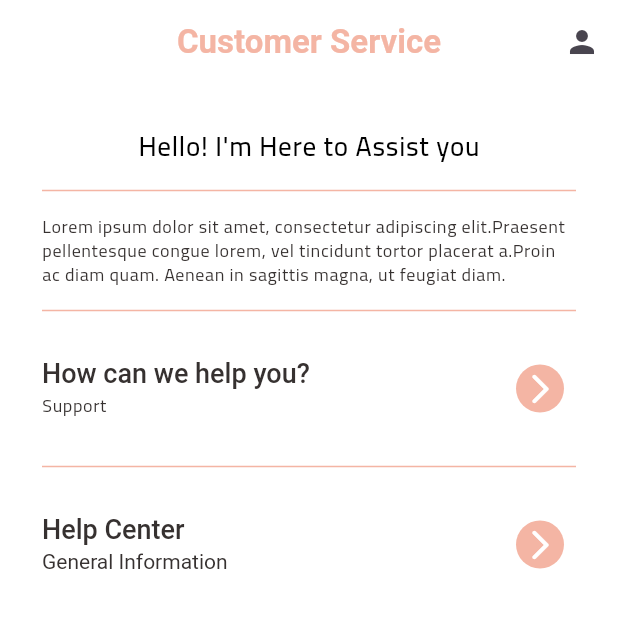
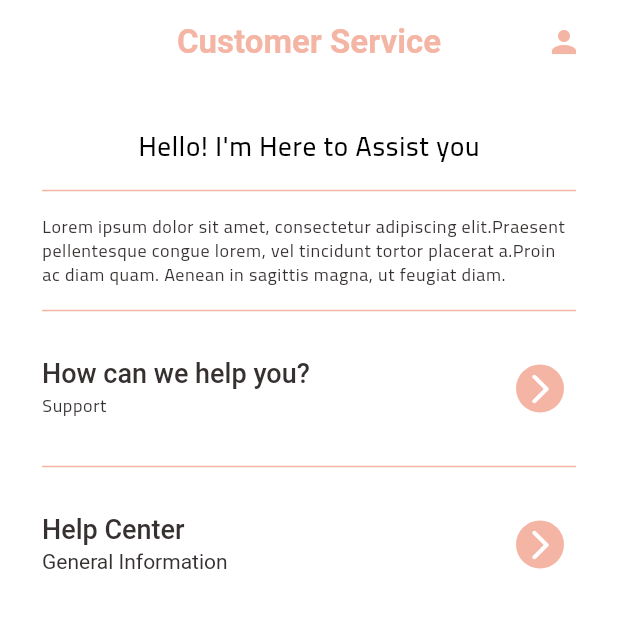
Before and after one commit to khaledgomah/customer-support-module, a Flutter app: the screen it shows after launch, on a phone screen of 412 x 824 dp, the top half of it. Run offline on Flutter 3.47's test engine with Material 3 defaults, Android fonts, the phone set to English and light mode, and no system bars; our stand-ins replace cloud_firestore, firebase_core, get; accounts and stored records are empty.

Commit message:
change profile icon color

```diff
--- a/lib/modules/customer_support/views/customer_service_view.dart
+++ b/lib/modules/customer_support/views/customer_service_view.dart
@@ -1,3 +1,4 @@
+import 'package:customer_support_module/core/constants/app_colors.dart';
 import 'package:customer_support_module/core/constants/app_strings.dart';
 import 'package:customer_support_module/core/constants/app_values.dart';
 import 'package:customer_support_module/core/widgets/custom_go_forward_button.dart';
@@ -14,9 +15,12 @@ class CustomerServiceView extends GetView<CustomerServiceController> {
       appBar: AppBar(
         title: const Text(AppStrings.customerServiceTitle),
         actions: [
-          IconButton(
-            onPressed: () => controller.goToProfile(),
-            icon: Icon(Icons.person),
+          Padding(
+            padding: EdgeInsets.only(right: AppPadding.p12),
+            child: IconButton(
+              onPressed: () => controller.goToProfile(),
+              icon: Icon(Icons.person, color: AppColors.salmon),
+            ),
           ),
         ],
       ),
```
